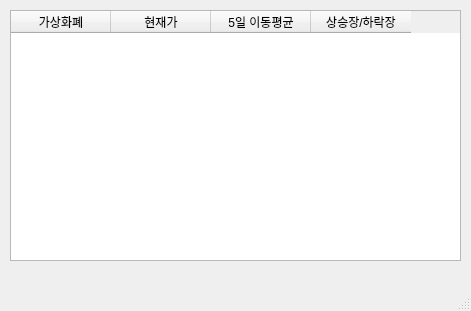
Qt form ch05/bull.ui (sharebook-kr/book-cryptocurrency) before a commit.
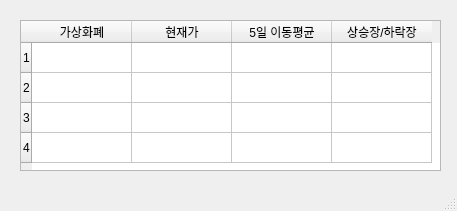
The same form after that commit.

Diff of the .ui file:
```diff
--- a/ch05/bull.ui
+++ b/ch05/bull.ui
@@ -6,8 +6,8 @@
    <rect>
     <x>0</x>
     <y>0</y>
-    <width>471</width>
-    <height>311</height>
+    <width>457</width>
+    <height>211</height>
    </rect>
   </property>
   <property name="windowTitle">
@@ -17,12 +17,19 @@
    <widget class="QTableWidget" name="tableWidget">
     <property name="geometry">
      <rect>
-      <x>10</x>
-      <y>10</y>
-      <width>451</width>
-      <height>251</height>
+      <x>20</x>
+      <y>20</y>
+      <width>421</width>
+      <height>151</height>
      </rect>
     </property>
+    <property name="rowCount">
+     <number>4</number>
+    </property>
+    <row/>
+    <row/>
+    <row/>
+    <row/>
     <column>
      <property name="text">
       <string>가상화폐</string>
```
Left out of the diff: 7 changed lines with no effect on the pictures.
